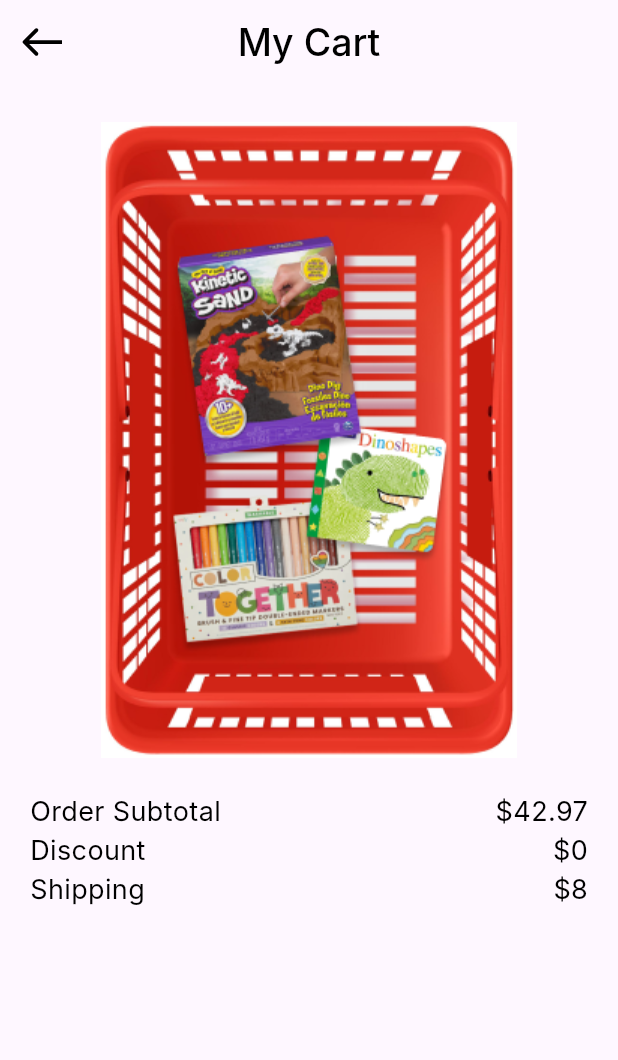
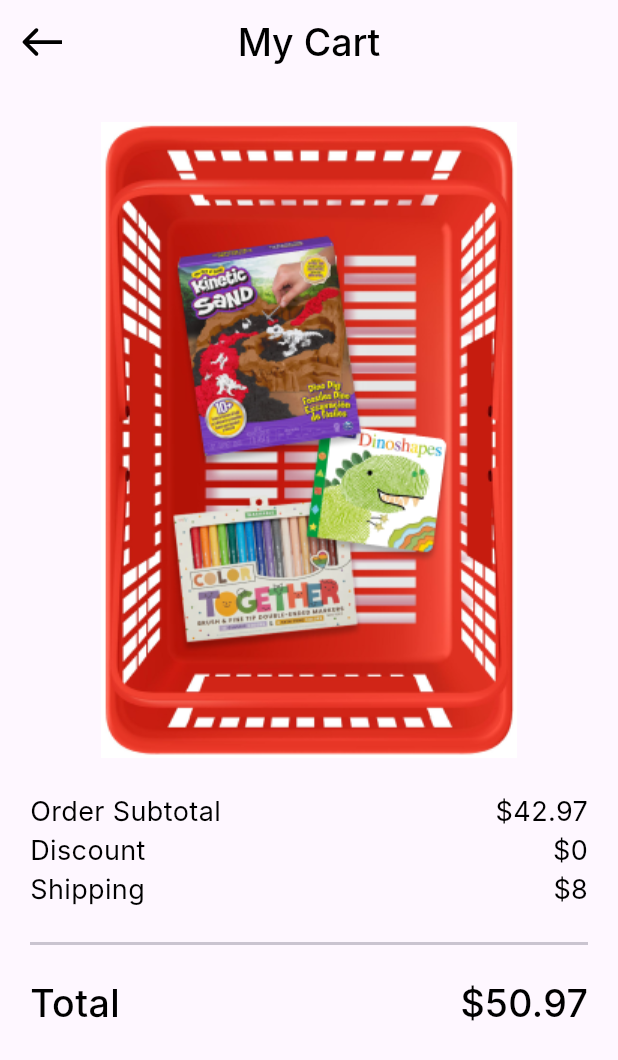
Before and after one commit to Ehabhanna1/Checkout-App, a Flutter app: the screen it shows after launch, on a phone screen of 412 x 824 dp. Shown: the top 1060 px of the screen. Run offline on Flutter 3.47's test engine with Material 3 defaults, Android fonts, the phone set to English and light mode, and no system bars; our stand-ins replace flutter_svg; Roboto replaces fonts that are missing (Inter).

Commit message:
add total price

```diff
--- a/lib/feature/checkout/presentaion/views/widgets/my_cart_view_body.dart
+++ b/lib/feature/checkout/presentaion/views/widgets/my_cart_view_body.dart
@@ -1,5 +1,6 @@
 import 'package:checkout_payment/core/utils/app_styles.dart';
 import 'package:checkout_payment/feature/checkout/presentaion/views/widgets/order_info_items.dart';
+import 'package:checkout_payment/feature/checkout/presentaion/views/widgets/total_price.dart';
 import 'package:flutter/material.dart';
 
 class MyCartViewBody extends StatelessWidget {
@@ -13,12 +14,17 @@ class MyCartViewBody extends StatelessWidget {
         children: [
           SizedBox(height:25,),
           Image.asset("assets/images/basket_image.png"),
-          SizedBox(height:25,),
+         const  SizedBox(height:25,),
           OrderInfoItem(title: 'Order Subtotal', value: r'$42.97',),
-          SizedBox(height:4,),
+         const SizedBox(height:4,),
           OrderInfoItem(title: 'Discount', value: r'$0',),
-          SizedBox(height:4,),
+         const SizedBox(height:4,),
           OrderInfoItem(title: 'Shipping', value: r'$8',),
+         const Divider(thickness: 2,height: 50,),
+          TotalPrice(title: 'Total', value: r'$50.97',),
+
+
+
 
         ],
       ),
--- /dev/null
+++ b/lib/feature/checkout/presentaion/views/widgets/total_price.dart
@@ -0,0 +1,19 @@
+import 'package:checkout_payment/core/utils/app_styles.dart';
+import 'package:flutter/material.dart';
+
+class TotalPrice extends StatelessWidget {
+  const TotalPrice({super.key, required this.title, required this.value});
+
+  final String title , value;
+
+  @override
+  Widget build(BuildContext context) {
+    return Row(
+      children: [
+        Text(title,style: AppStyles.style25),
+        Spacer(),
+        Text(value,style: AppStyles.style25,)
+      ],
+    );
+  }
+}
```
